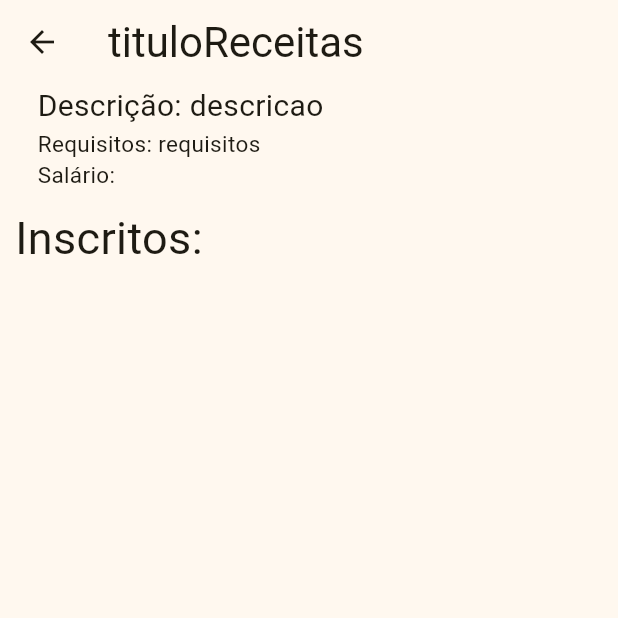
After one commit to Abacaxi-Remaster/gerenciamento_receitas_front, a Flutter app: the DetalheReceita screen opened directly, on a phone screen of 412 x 824 dp, the top half of it. The commit adds this screen. Run offline on Flutter 3.47's test engine with Material 2 defaults, Android fonts, the phone set to English and light mode, and no system bars.

Commit message:
xd trollei 2?

```diff
--- a/lib/HomePage.dart
+++ b/lib/HomePage.dart
@@ -26,7 +26,7 @@ class MyHomePageState extends State<MyHomePage> {
   ];
 
   Widget updatePage(selectedIndex) {
-    final Options = [SearchPreview(), CommentPreview(), ];
+    final Options = [SearchPreview(), CommentPreview(), CrudReceitas()];
     return Options[selectedIndex];
   }
 
--- /dev/null
+++ b/lib/Paginas/DetalheReceitas.dart
@@ -0,0 +1,49 @@
+import 'package:flutter/material.dart';
+import 'package:provider/provider.dart';
+import '../main.dart';
+import "../all.dart";
+
+class DetalheReceita extends StatefulWidget {
+  @override
+  State<DetalheReceita> createState() => _DetalheReceitaState();
+}
+
+class _DetalheReceitaState extends State<DetalheReceita> {
+  @override
+  Widget build(BuildContext context) {
+    var appState = context.watch<MyAppState>();
+    Receita receita = appState.receitaAtual;
+
+    return Scaffold(
+      backgroundColor: Theme.of(context).colorScheme.background,
+      appBar: AppBar(
+        title: Text(receita.tituloReceitas),
+        titleTextStyle: Theme.of(context).textTheme.headlineMedium,
+      ),
+      body: ListView(
+        children: [
+          Padding(
+            padding: EdgeInsets.symmetric(
+              horizontal: 25,
+            ),
+            child: Column(
+              crossAxisAlignment: CrossAxisAlignment.start,
+              children: [
+                Text('Descrição: ${receita.descricao}',
+                    style: TextStyle(fontSize: 20)),
+                Text('Requisitos: ${receita.requisitos}',
+                    style: TextStyle(fontSize: 15)),
+                Text('Salário: ${receita.preparo}',
+                    style: TextStyle(fontSize: 15)),
+              ],
+            ),
+          ),
+          Padding(
+            padding: EdgeInsets.all(10),
+            child: Text('Inscritos:', style: TextStyle(fontSize: 30)),
+          ),
+        ],
+      ),
+    );
+  }
+}
```
Also changed, not shown: lib/Paginas/CrudReceitas.dart (+5 -4 lines), lib/index.dart (+17 -0 lines).
